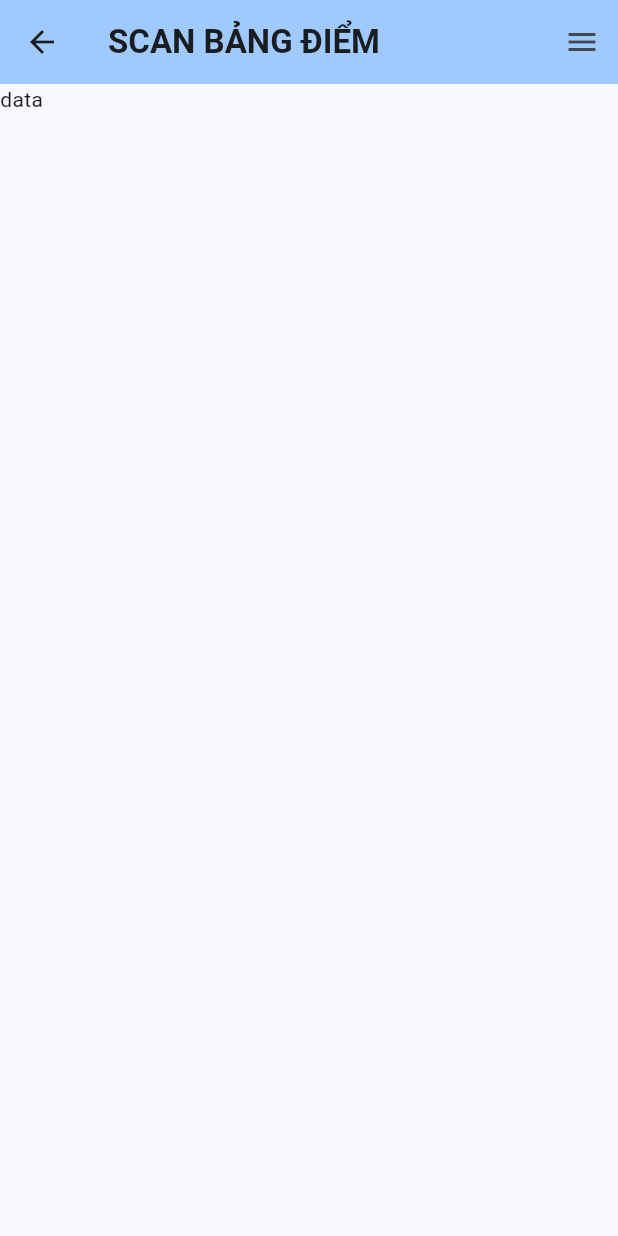
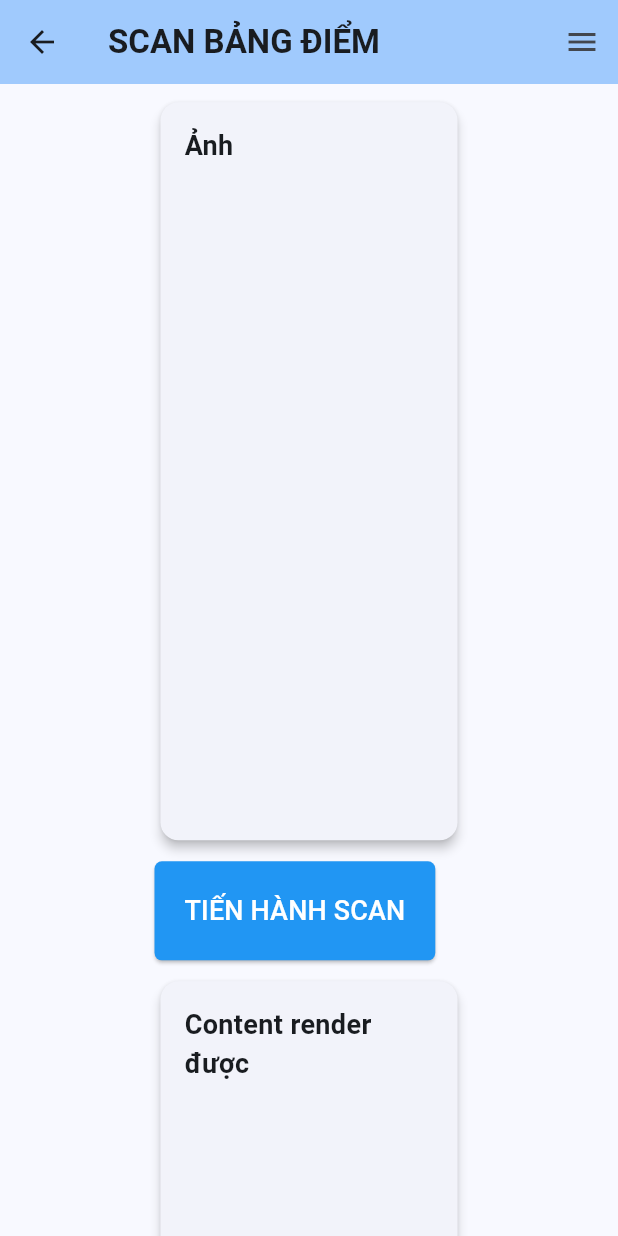
Before and after one commit to Slimaeus/flutter_hutech_classroom, a Flutter app: the ScanScreen screen opened by its route, on a phone screen of 412 x 824 dp. Run offline on Flutter 3.47's test engine with Material 2 defaults, Android fonts, the phone set to English and light mode, and no system bars; our stand-ins replace flutter_mobx, mobx; generated files the repository leaves out were written again.

Commit message:
feat(scan): Update UI wireframe

```diff
--- a/lib/screens/scan_screen.dart
+++ b/lib/screens/scan_screen.dart
@@ -1,4 +1,5 @@
 import 'package:flutter/material.dart';
+import 'package:flutter_hutech_classroom/managers/route_manager.dart';
 import 'package:flutter_hutech_classroom/widgets/layout/custom_appbar.dart';
 import 'package:flutter_hutech_classroom/widgets/layout/custom_drawer.dart';
 
@@ -12,7 +13,107 @@ class ScanScreen extends StatelessWidget {
     return Scaffold(
       appBar: customAppBar(context, title: title, hasLeading: true),
       endDrawer: customDrawer(context),
-      body: const Text('data'),
+      body: SingleChildScrollView(
+        child: Center(
+            child: Padding(
+          padding: EdgeInsets.symmetric(
+              vertical: MediaQuery.of(context).size.height * 0.01,
+              horizontal: MediaQuery.of(context).size.width * 0.25),
+          child: Column(
+            crossAxisAlignment: CrossAxisAlignment.start,
+            children: [
+              //TODO: Đưa ảnh qua tại đây!
+              const SizedBox(
+                width: double.infinity,
+                height: 500,
+                child: Card(
+                  elevation: 3,
+                  child: Padding(
+                    padding: EdgeInsets.all(16.0),
+                    child: Column(
+                      crossAxisAlignment: CrossAxisAlignment.start,
+                      children: [
+                        Text(
+                          'Ảnh',
+                          style: TextStyle(
+                            fontSize: 18,
+                            fontWeight: FontWeight.bold,
+                          ),
+                        ),
+                      ],
+                    ),
+                  ),
+                ),
+              ),
+              const SizedBox(height: 10),
+              ElevatedButton(
+                style: ElevatedButton.styleFrom(
+                  foregroundColor: Colors.white,
+                  backgroundColor: Colors.blue,
+                  padding: const EdgeInsets.all(20),
+                  shape: RoundedRectangleBorder(
+                    borderRadius: BorderRadius.circular(5),
+                  ),
+                ),
+                onPressed: () {
+                  // Handle the submit button press event
+                },
+                child: const Text(
+                  'TIẾN HÀNH SCAN',
+                  style: TextStyle(
+                    fontSize: 18,
+                  ),
+                ),
+              ),
+              const SizedBox(height: 10),
+              //TODO: Render ảnh trả về tại đây!
+              const SizedBox(
+                width: double.infinity,
+                height: 500,
+                child: Card(
+                  elevation: 3,
+                  child: Padding(
+                    padding: EdgeInsets.all(16.0),
+                    child: Column(
+                      crossAxisAlignment: CrossAxisAlignment.start,
+                      children: [
+                        Text(
+                          'Content render được',
+                          style: TextStyle(
+                            fontSize: 18,
+                            fontWeight: FontWeight.bold,
+                          ),
+                        ),
+                      ],
+                    ),
+                  ),
+                ),
+              ),
+              const SizedBox(height: 10),
+              ElevatedButton(
+                style: ElevatedButton.styleFrom(
+                  foregroundColor: Colors.white,
+                  backgroundColor: Colors.blue,
+                  padding: const EdgeInsets.all(20),
+                  shape: RoundedRectangleBorder(
+                    borderRadius: BorderRadius.circular(5),
+                  ),
+                ),
+                onPressed: () {
+                  // Handle the submit button press event
+                  Navigator.pushNamed(context, RouteManager.comparison);
+                },
+                child: const Text(
+                  'TIẾP TỤC',
+                  style: TextStyle(
+                    fontSize: 18,
+                  ),
+                ),
+              ),
+            ],
+          ),
+        )),
+      ),
     );
   }
 }
```
